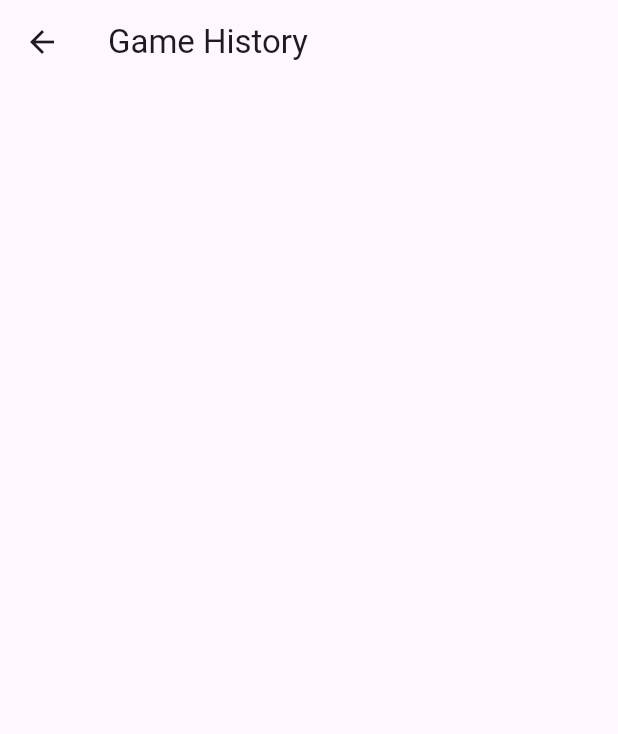
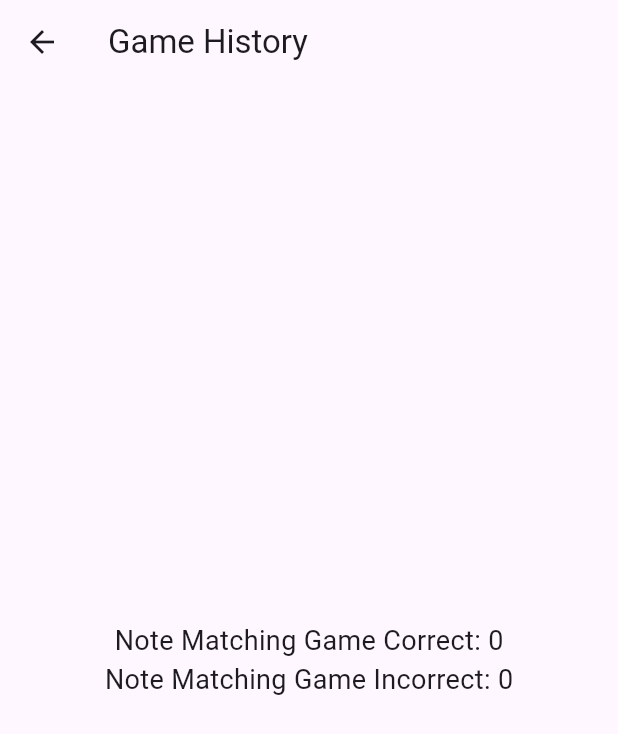
Before and after one commit to muppalareshmitha/mind_mosaic_tewh, a Flutter app: the GameHistoryPage screen opened by its route, on a phone screen of 412 x 824 dp. Shown: the top 734 px of the screen. Run offline on Flutter 3.47's test engine with Material 3 defaults, Android fonts, the phone set to English and light mode, and no system bars; our stand-ins replace audioplayers, cloud_firestore, firebase_auth, firebase_core, video_player; missing offline and left inert: usb_serial; accounts and stored records are empty.

Commit message:
game history

```diff
--- a/lib/pages/game_history.dart
+++ b/lib/pages/game_history.dart
@@ -25,11 +25,19 @@ class GameHistoryPageState extends State<GameHistoryPage> {
 
   Future<void> _fetchUserGameData() async {
     User? user = _auth.currentUser;
+
     if (user != null) {
-      DocumentSnapshot userData =
-          await _firestore.collection('users').doc(user.uid).get();
-      correct = userData.get('notematch_correct') ?? 1;
-      incorrect = userData.get('notematch_incorrect') ?? 1;
+      DocumentReference userData =
+          await _firestore.collection('users').doc(user.uid);
+
+      userData.get().then(
+        (DocumentSnapshot doc) {
+          final data = doc.data();
+          correct = doc.get('notematch_correct') ?? 1;
+          incorrect = doc.get('notematch_incorrect') ?? 1;
+        },
+        onError: (e) => print("error getting the document : $e"),
+      );
     }
   }
 
@@ -39,22 +47,22 @@ class GameHistoryPageState extends State<GameHistoryPage> {
       appBar: AppBar(
         title: Text('Game History'),
       ),
-      // body: Center(
-      //   child: Column(
-      //     mainAxisAlignment: MainAxisAlignment.center,
-      //     children: [
-      //       Text(
-      //         'Note Matching Game Correct: ${correct}',
-      //         style: TextStyle(fontSize: 18),
-      //       ),
-      //       SizedBox(),
-      //       Text(
-      //         'Note Matching Game Incorrect: ${incorrect}',
-      //         style: TextStyle(fontSize: 18),
-      //       ),
-      //     ],
-      //   ),
-      // ),
+      body: Center(
+        child: Column(
+          mainAxisAlignment: MainAxisAlignment.center,
+          children: [
+            Text(
+              'Note Matching Game Correct: ${correct}',
+              style: TextStyle(fontSize: 18),
+            ),
+            SizedBox(),
+            Text(
+              'Note Matching Game Incorrect: ${incorrect}',
+              style: TextStyle(fontSize: 18),
+            ),
+          ],
+        ),
+      ),
     );
   }
 }
--- a/lib/pages/game_pages/reaction_time.dart
+++ b/lib/pages/game_pages/reaction_time.dart
@@ -55,7 +55,7 @@ class _ReactionTimePageState extends State<ReactionTimePage> {
   UsbPort? _port;
   String _status = "Idle";
   List<Widget> _serialData = [];
-  List<String> _resultData = [];
+  // List<String> _resultData = [];
   List<String> _gameResults = [];
   Transaction<String>? _transaction;
   StreamSubscription<String>? _subscription;
```
Also changed, not shown: 2 other files.
